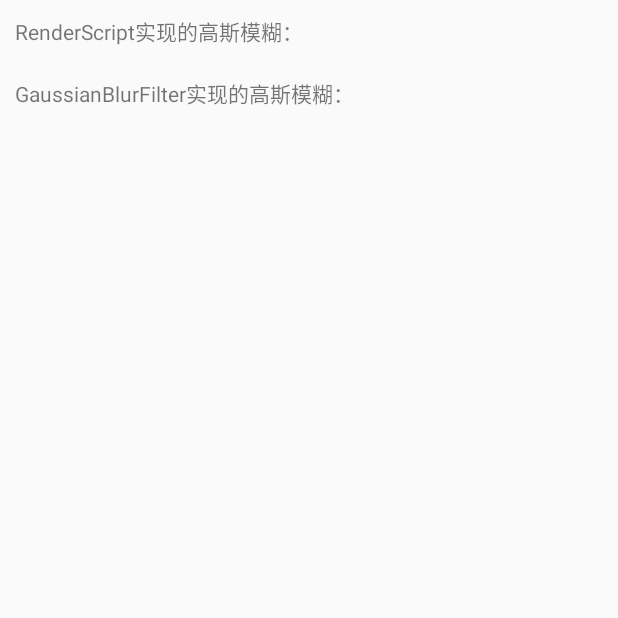
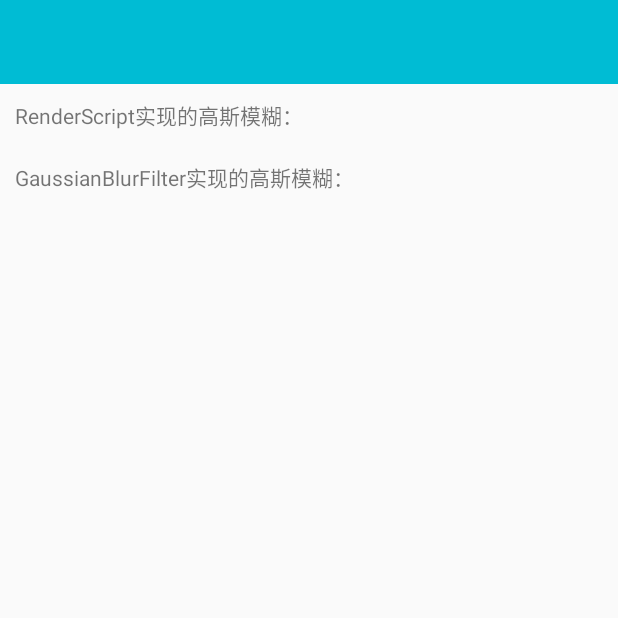
Before and after one commit to imageprocessor/cv4j, an Android app: the GaussianBlurActivity screen opened directly, with no data from a screen before it, on a phone screen of 412 x 824 dp, the top half of it. Run offline under Robolectric (Android 15) with nearby library versions, the phone set to English and light mode, and no system bars; our stand-ins replace RxJava; libraries missing offline, so code that uses them is left out: com.safframework.injectview, com.safframwork.tony; 13 statements that could not run were skipped.

```diff
--- a/app/src/main/java/com/cv4j/app/activity/ColorFilterActivity.java
+++ b/app/src/main/java/com/cv4j/app/activity/ColorFilterActivity.java
@@ -55,7 +55,7 @@ public class ColorFilterActivity extends BaseActivity {
         Resources res = getResources();
         bitmap = BitmapFactory.decodeResource(res, R.drawable.test_color_filter);
 
-        RxImageData.bitmap(bitmap).addFilter(new ColorFilter()).into(image);
+        RxImageData.bitmap(bitmap).addFilter(new ColorFilter()).isUseCache(false).into(image);
 
         colorStyles.put(ColorFilter.AUTUMN_STYLE," 秋天风格 ");
         colorStyles.put(ColorFilter.BONE_STYLE," 硬朗风格 ");
@@ -97,7 +97,7 @@ public class ColorFilterActivity extends BaseActivity {
                     ColorFilter colorFilter = new ColorFilter();
                     colorFilter.setStyle((int)v.getTag());
 
-                    RxImageData.bitmap(bitmap).addFilter(colorFilter).into(image);
+                    RxImageData.bitmap(bitmap).addFilter(colorFilter).isUseCache(false).into(image);
                 }
             });
         }
--- a/app/src/main/java/com/cv4j/app/activity/GaussianBlurActivity.java
+++ b/app/src/main/java/com/cv4j/app/activity/GaussianBlurActivity.java
@@ -8,6 +8,7 @@ import android.renderscript.Allocation;
 import android.renderscript.Element;
 import android.renderscript.RenderScript;
 import android.renderscript.ScriptIntrinsicBlur;
+import android.support.v7.widget.Toolbar;
 import android.widget.ImageView;
 
 import com.cv4j.app.R;
@@ -15,6 +16,7 @@ import com.cv4j.app.app.BaseActivity;
 import com.cv4j.core.filters.GaussianBlurFilter;
 import com.cv4j.rxjava.RxImageData;
 import com.safframework.injectview.Injector;
+import com.safframework.injectview.annotations.InjectExtra;
 import com.safframework.injectview.annotations.InjectView;
 
 
@@ -29,6 +31,12 @@ public class GaussianBlurActivity extends BaseActivity {
 
     @InjectView(R.id.image2)
     ImageView image2;
+
+    @InjectView(R.id.toolbar)
+    Toolbar toolbar;
+
+    @InjectExtra(key = "Title")
+    String title;
 
     Resources res;
     Bitmap bitmap;
@@ -47,7 +55,7 @@ public class GaussianBlurActivity extends BaseActivity {
     }
 
     private void initData() {
-
+        toolbar.setTitle(title);
         res = getResources();
         bitmap = BitmapFactory.decodeResource(res, R.drawable.test_filters);
     }
--- a/app/src/main/java/com/cv4j/app/fragment/FiltersFragment.java
+++ b/app/src/main/java/com/cv4j/app/fragment/FiltersFragment.java
@@ -95,7 +95,7 @@ public class FiltersFragment extends BaseFragment {
     void clickText6() {
 
         Intent i = new Intent(mContext,GaussianBlurActivity.class);
-        i.putExtra("Title",text5.getText().toString());
+        i.putExtra("Title",text6.getText().toString());
         startActivity(i);
     }
 }
--- a/app/src/main/res/layout/activity_gaussian_blur.xml
+++ b/app/src/main/res/layout/activity_gaussian_blur.xml
@@ -8,6 +8,13 @@
         android:layout_width="match_parent"
         android:layout_height="match_parent"
         android:orientation="vertical">
+
+        <android.support.v7.widget.Toolbar
+            android:id="@+id/toolbar"
+            android:layout_width="match_parent"
+            android:layout_height="?attr/actionBarSize"
+            android:background="?attr/colorPrimary">
+        </android.support.v7.widget.Toolbar>
 
         <TextView
             android:layout_width="wrap_content"
```
Also changed, not shown: app/src/main/java/com/cv4j/app/activity/GridViewFilterActivity.java (+13 -0 lines), rxcv4j/src/main/java/com/cv4j/rxjava/RxImageData.java (+17 -0 lines).
